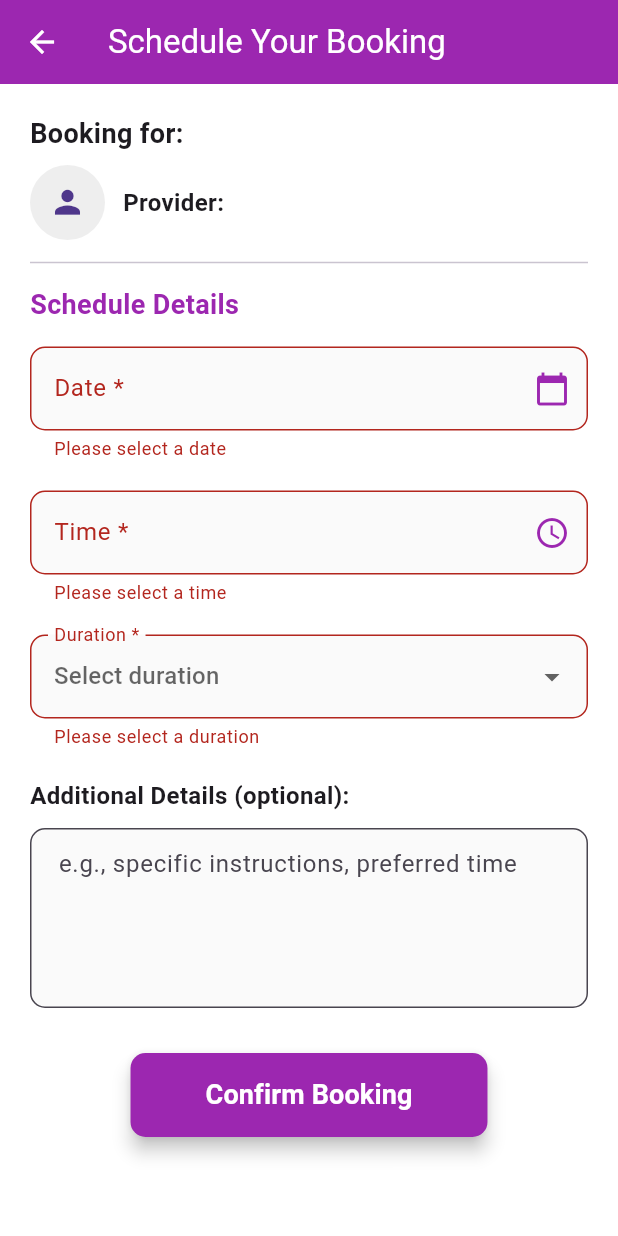
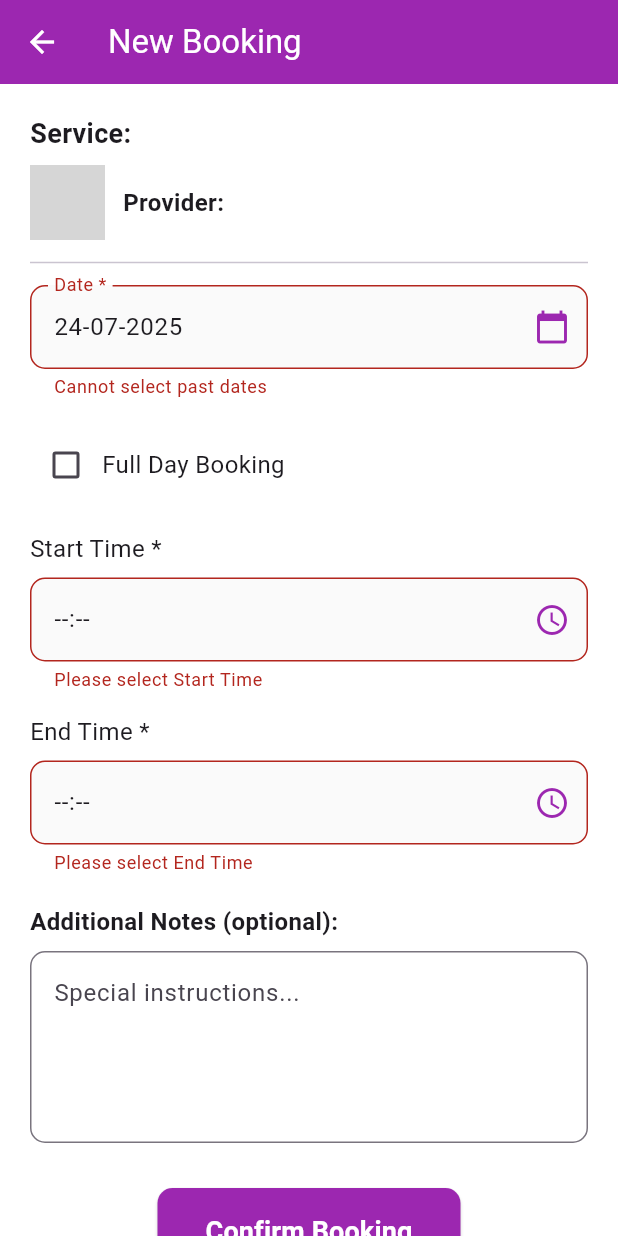
Before and after one commit to JobkWasswa/recess_group4_homeconnect_app, a Flutter app: the CreateBookingScreen screen opened directly with empty values, after a tap on "Confirm Booking", on a phone screen of 412 x 824 dp. Run offline on Flutter 3.47's test engine with Material 3 defaults, Android fonts, the phone set to English and light mode, and no system bars; our stand-ins replace cloud_firestore, cloud_functions, firebase_analytics, firebase_auth, firebase_core, firebase_messaging and 9 more; accounts and stored records are empty; network calls fail; grey boxes are pictures that could not be loaded.

Commit message:
finshed changing the calendar and booking screen"

```diff
--- a/lib/presentation/homeowner/pages/create_booking_screen.dart
+++ b/lib/presentation/homeowner/pages/create_booking_screen.dart
@@ -1,17 +1,21 @@
 import 'package:flutter/material.dart';
+import 'package:cloud_firestore/cloud_firestore.dart';
+import 'package:intl/intl.dart';
+import 'package:firebase_auth/firebase_auth.dart';
 import 'package:homeconnect/data/models/service_provider_modal.dart';
-import 'package:intl/intl.dart'; // For date formatting
 
 class CreateBookingScreen extends StatefulWidget {
   final ServiceProviderModel serviceProvider;
   final String serviceCategory;
-  final DateTime? initialDate; // ✅ New parameter
+  final DateTime initialDate;
+  final bool isReschedule; // Optional: For rescheduling flows
 
   const CreateBookingScreen({
     super.key,
     required this.serviceProvider,
     required this.serviceCategory,
-    this.initialDate, // ✅ Include in constructor
+    required this.initialDate,
+    this.isReschedule = false,
   });
 
   @override
@@ -19,16 +23,18 @@ class CreateBookingScreen extends StatefulWidget {
 }
 
 class _CreateBookingScreenState extends State<CreateBookingScreen> {
-  DateTime? _selectedDate;
-  TimeOfDay? _selectedTime;
-  String? _selectedDuration;
+  late DateTime _selectedDate;
+  TimeOfDay? _startTime;
+  TimeOfDay? _endTime;
+  bool _isFullDay = false;
+  bool _isLoading = false;
   final TextEditingController _notesController = TextEditingController();
-  final _formKey = GlobalKey<FormState>(); // Key for form validation
+  final _formKey = GlobalKey<FormState>();
 
   @override
   void initState() {
     super.initState();
-    _selectedDate = widget.initialDate; // ✅ Prefill date from calendar
+    _selectedDate = widget.initialDate;
   }
 
   @override
@@ -37,59 +43,109 @@ class _CreateBookingScreenState extends State<CreateBookingScreen> {
     super.dispose();
   }
 
+  // Combined date/time pickers from both screens
   Future<void> _selectDate(BuildContext context) async {
     final DateTime? picked = await showDatePicker(
       context: context,
-      initialDate: _selectedDate ?? DateTime.now(),
+      initialDate: _selectedDate,
       firstDate: DateTime.now(),
-      lastDate: DateTime(DateTime.now().year + 5),
+      lastDate: DateTime.now().add(const Duration(days: 365)),
     );
     if (picked != null && picked != _selectedDate) {
+      setState(() => _selectedDate = picked);
+    }
+  }
+
+  Future<void> _selectTime(BuildContext context, bool isStartTime) async {
+    final TimeOfDay? picked = await showTimePicker(
+      context: context,
+      initialTime: (isStartTime ? _startTime : _endTime) ?? TimeOfDay.now(),
+    );
+    if (picked != null) {
       setState(() {
-        _selectedDate = picked;
+        if (isStartTime) {
+          _startTime = picked;
+        } else {
+          _endTime = picked;
+          // Auto-validate time range
+          if (_startTime != null && _isEndTimeBeforeStart()) {
+            ScaffoldMessenger.of(context).showSnackBar(
+              const SnackBar(content: Text('End time must be after start time')),
+            );
+          }
+        }
       });
     }
   }
 
-  Future<void> _selectTime(BuildContext context) async {
-    final TimeOfDay? picked = await showTimePicker(
-      context: context,
-      initialTime: _selectedTime ?? TimeOfDay.now(),
-    );
-    if (picked != null && picked != _selectedTime) {
-      setState(() {
-        _selectedTime = picked;
-      });
-    }
+  bool _isEndTimeBeforeStart() {
+    return _endTime!.hour < _startTime!.hour ||
+          (_endTime!.hour == _startTime!.hour && _endTime!.minute <= _startTime!.minute);
   }
 
-  void _confirmBooking() {
-    if (_formKey.currentState!.validate()) {
-      if (_selectedDate == null ||
-          _selectedTime == null ||
-          _selectedDuration == null) {
+  Future<void> _submitBooking() async {
+    if (!_formKey.currentState!.validate()) return;
+
+    // Time validation for partial-day bookings
+    if (!_isFullDay && (_startTime == null || _endTime == null)) {
       ScaffoldMessenger.of(context).showSnackBar(
-          const SnackBar(
-            content: Text('Please select a date, time, and duration.'),
-          ),
+        const SnackBar(content: Text('Please select both start and end times')),
       );
       return;
     }
 
-      final DateTime scheduledDateTime = DateTime(
-        _selectedDate!.year,
-        _selectedDate!.month,
-        _selectedDate!.day,
-        _selectedTime!.hour,
-        _selectedTime!.minute,
+    if (!_isFullDay && _isEndTimeBeforeStart()) {
+      ScaffoldMessenger.of(context).showSnackBar(
+        const SnackBar(content: Text('End time must be after start time')),
       );
+      return;
+    }
 
-      Navigator.pop(context, {
-        'scheduledDate': scheduledDateTime,
-        'scheduledTimeDisplay': _selectedTime?.format(context),
-        'duration': _selectedDuration,
-        'notes': _notesController.text,
-      });
+    setState(() => _isLoading = true);
+
+    try {
+      final user = FirebaseAuth.instance.currentUser;
+      if (user == null) throw Exception('User not authenticated');
+
+      final bookingData = {
+        'userId': user.uid,
+        'serviceProviderId': widget.serviceProvider.id,
+        'serviceCategory': widget.serviceCategory,
+        'date': Timestamp.fromDate(_selectedDate),
+        'isFullDay': _isFullDay,
+        'notes': _notesController.text.trim(),
+        'status': 'confirmed',
+        'createdAt': Timestamp.now(),
+        if (!_isFullDay) ...{
+          'startTime': _startTime!.format(context),
+          'endTime': _endTime!.format(context),
+          'startTimeMinutes': _startTime!.hour * 60 + _startTime!.minute,
+          'endTimeMinutes': _endTime!.hour * 60 + _endTime!.minute,
+        },
+        'providerName': widget.serviceProvider.name,
+        'providerPhoto': widget.serviceProvider.profilePhoto,
+      };
+
+      await FirebaseFirestore.instance.collection('bookings').add(bookingData);
+
+      if (mounted) {
+        Navigator.pop(context, true); // Return success
+        ScaffoldMessenger.of(context).showSnackBar(
+          SnackBar(content: Text(widget.isReschedule
+              ? 'Booking rescheduled successfully'
+              : 'Booking created successfully')),
+        );
+      }
+    } on FirebaseException catch (e) {
+      ScaffoldMessenger.of(context).showSnackBar(
+        SnackBar(content: Text('Firebase error: ${e.message}')),
+      );
+    } catch (e) {
+      ScaffoldMessenger.of(context).showSnackBar(
+        SnackBar(content: Text('Error: ${e.toString()}')),
+      );
+    } finally {
+      if (mounted) setState(() => _isLoading = false);
     }
   }
 
@@ -97,228 +153,191 @@ class _CreateBookingScreenState extends State<CreateBookingScreen> {
   Widget build(BuildContext context) {
     return Scaffold(
       appBar: AppBar(
-        title: const Text('Schedule Your Booking'),
+        title: Text(widget.isReschedule ? 'Reschedule Booking' : 'New Booking'),
         backgroundColor: Colors.purple,
         foregroundColor: Colors.white,
       ),
       body: SingleChildScrollView(
-        padding: const EdgeInsets.all(20.0),
+        padding: const EdgeInsets.all(20),
         child: Form(
           key: _formKey,
           child: Column(
             crossAxisAlignment: CrossAxisAlignment.start,
             children: [
+              // Service Provider Header (from first screen)
+              _buildProviderHeader(),
+              const Divider(height: 30),
+
+              // Date Picker
+              _buildDatePicker(),
+              const SizedBox(height: 20),
+
+              // Full Day Toggle (from second screen)
+              _buildFullDayToggle(),
+              const SizedBox(height: 20),
+
+              // Time Pickers (conditionally shown)
+              if (!_isFullDay) ...[
+                _buildTimePicker(label: 'Start Time', time: _startTime, isStart: true),
+                const SizedBox(height: 15),
+                _buildTimePicker(label: 'End Time', time: _endTime, isStart: false),
+                const SizedBox(height: 20),
+              ],
+
+              // Notes Field (from first screen)
+              _buildNotesField(),
+              const SizedBox(height: 30),
+
+              // Submit Button
+              _buildSubmitButton(),
+            ],
+          ),
+        ),
+      ),
+    );
+  }
+
+  // Reusable Widget Components
+  Widget _buildProviderHeader() {
+    return Column(
+      crossAxisAlignment: CrossAxisAlignment.start,
+      children: [
         Text(
-                'Booking for: ${widget.serviceCategory}',
-                style: const TextStyle(
-                  fontSize: 18,
-                  fontWeight: FontWeight.bold,
-                ),
+          'Service: ${widget.serviceCategory}',
+          style: const TextStyle(fontSize: 18, fontWeight: FontWeight.bold),
         ),
         const SizedBox(height: 8),
         Row(
           children: [
             CircleAvatar(
               radius: 25,
-                    backgroundColor: Colors.grey[200],
-                    child:
-                        widget.serviceProvider.profilePhoto != null
-                            ? ClipOval(
-                              child: Image.network(
-                                widget.serviceProvider.profilePhoto!,
-                                width: 50,
-                                height: 50,
-                                fit: BoxFit.cover,
-                                errorBuilder:
-                                    (context, error, stack) =>
-                                        const Icon(Icons.person, size: 25),
-                              ),
-                            )
-                            : const Icon(Icons.person, size: 25),
+              backgroundImage: widget.serviceProvider.profilePhoto != null
+                  ? NetworkImage(widget.serviceProvider.profilePhoto!)
+                  : null,
+              child: widget.serviceProvider.profilePhoto == null
+                  ? const Icon(Icons.person, size: 25)
+                  : null,
             ),
             const SizedBox(width: 12),
             Text(
               'Provider: ${widget.serviceProvider.name}',
-                    style: const TextStyle(
-                      fontSize: 16,
-                      fontWeight: FontWeight.bold,
-                    ),
+              style: const TextStyle(fontSize: 16, fontWeight: FontWeight.bold),
             ),
           ],
         ),
-              const Divider(height: 30),
-              const Text(
-                'Schedule Details',
-                style: TextStyle(
-                  fontSize: 18,
-                  fontWeight: FontWeight.bold,
-                  color: Colors.purple,
-                ),
-              ),
-              const SizedBox(height: 15),
+      ],
+    );
+  }
 
-              // Date Picker
-              GestureDetector(
+  Widget _buildDatePicker() {
+    return GestureDetector(
       onTap: () => _selectDate(context),
       child: AbsorbPointer(
         child: TextFormField(
           controller: TextEditingController(
-                      text:
-                          _selectedDate == null
-                              ? ''
-                              : DateFormat('dd-MM-yyyy').format(_selectedDate!),
+            text: DateFormat('dd-MM-yyyy').format(_selectedDate),
           ),
           decoration: InputDecoration(
             labelText: 'Date *',
-                      hintText: 'Select date',
-                      border: OutlineInputBorder(
-                        borderRadius: BorderRadius.circular(10),
-                      ),
-                      suffixIcon: const Icon(
-                        Icons.calendar_today,
-                        color: Colors.purple,
-                      ),
+            border: OutlineInputBorder(borderRadius: BorderRadius.circular(10)),
+            suffixIcon: const Icon(Icons.calendar_today, color: Colors.purple),
             filled: true,
             fillColor: Colors.grey[50],
           ),
+          validator: (value) => _selectedDate.isBefore(DateTime.now())
+              ? 'Cannot select past dates'
+              : null,
           readOnly: true,
-                    validator: (value) {
-                      if (_selectedDate == null) {
-                        return 'Please select a date';
+        ),
+      ),
+    );
   }
-                      return null;
-                    },
+
+  Widget _buildFullDayToggle() {
+    return Row(
+      children: [
+        Checkbox(
+          value: _isFullDay,
+          onChanged: (val) => setState(() {
+            _isFullDay = val!;
+            if (_isFullDay) {
+              _startTime = null;
+              _endTime = null;
+            }
+          }),
+        ),
+        const Text('Full Day Booking', style: TextStyle(fontSize: 16)),
+      ],
+    );
+  }
+
+  Widget _buildTimePicker({required String label, required TimeOfDay? time, required bool isStart}) {
+    return Column(
+      crossAxisAlignment: CrossAxisAlignment.start,
+      children: [
+        Text('$label *', style: const TextStyle(fontSize: 16)),
+        const SizedBox(height: 8),
+        GestureDetector(
+          onTap: () => _selectTime(context, isStart),
+          child: AbsorbPointer(
+            child: TextFormField(
+              controller: TextEditingController(
+                text: time?.format(context) ?? '--:--',
+              ),
+              decoration: InputDecoration(
+                hintText: 'Select $label',
+                border: OutlineInputBorder(borderRadius: BorderRadius.circular(10)),
+                suffixIcon: const Icon(Icons.access_time, color: Colors.purple),
+                filled: true,
+                fillColor: Colors.grey[50],
+              ),
+              validator: (value) => !_isFullDay && time == null
+                  ? 'Please select $label'
+                  : null,
+              readOnly: true,
             ),
           ),
         ),
-              const SizedBox(height: 20),
 
-              // Time Picker
-              GestureDetector(
-                onTap: () => _selectTime(context),
-                child: AbsorbPointer(
-                  child: TextFormField(
-                    controller: TextEditingController(
-                      text:
-                          _selectedTime == null
-                              ? ''
-                              : _selectedTime!.format(context),
-                    ),
+      ],
+    );
+  }
+
+  Widget _buildNotesField() {
+    return Column(
+      crossAxisAlignment: CrossAxisAlignment.start,
+      children: [
+        const Text('Additional Notes (optional):',
+            style: TextStyle(fontSize: 16, fontWeight: FontWeight.bold)),
+        const SizedBox(height: 8),
+        TextField(
+          controller: _notesController,
+          maxLines: 4,
           decoration: InputDecoration(
-                      labelText: 'Time *',
-                      hintText: 'Select time',
-                      border: OutlineInputBorder(
-                        borderRadius: BorderRadius.circular(10),
-                      ),
-                      suffixIcon: const Icon(
-                        Icons.access_time,
-                        color: Colors.purple,
-                      ),
-                      filled: true,
-                      fillColor: Colors.grey[50],
-                    ),
-                    readOnly: true,
-                    validator: (value) {
-                      if (_selectedTime == null) {
-                        return 'Please select a time';
-                      }
-                      return null;
-                    },
+            hintText: 'Special instructions...',
+            border: OutlineInputBorder(borderRadius: BorderRadius.circular(10)),
           ),
         ),
-              ),
-              const SizedBox(height: 20),
+      ],
+    );
+  }
 
-              // Duration Dropdown
-              DropdownButtonFormField<String>(
-                value: _selectedDuration,
-                hint: const Text('Select duration'),
-                decoration: InputDecoration(
-                  labelText: 'Duration *',
-                  border: OutlineInputBorder(
-                    borderRadius: BorderRadius.circular(10),
-                  ),
-                  filled: true,
-                  fillColor: Colors.grey[50],
-                ),
-                items:
-                    <String>[
-                      '1 hour',
-                      '2 hours',
-                      '3 hours',
-                      'Half day (4 hours)',
-                      'Full day (8 hours)',
-                      'Custom',
-                    ].map<DropdownMenuItem<String>>((String value) {
-                      return DropdownMenuItem<String>(
-                        value: value,
-                        child: Text(value),
-                      );
-                    }).toList(),
-                onChanged: (String? newValue) {
-                  setState(() {
-                    _selectedDuration = newValue;
-                  });
-                },
-                validator: (value) {
-                  if (value == null || value.isEmpty) {
-                    return 'Please select a duration';
-                  }
-                  return null;
-                },
-              ),
-              const SizedBox(height: 20),
-
-              // Notes
-              const Text(
-                'Additional Details (optional):',
-                style: TextStyle(fontSize: 16, fontWeight: FontWeight.bold),
-              ),
-              const SizedBox(height: 10),
-              TextField(
-                controller: _notesController,
-                decoration: InputDecoration(
-                  hintText: 'e.g., specific instructions, preferred time',
-                  border: OutlineInputBorder(
-                    borderRadius: BorderRadius.circular(10),
-                  ),
-                  isDense: true,
-                  contentPadding: const EdgeInsets.symmetric(
-                    horizontal: 15,
-                    vertical: 12,
-                  ),
-                  filled: true,
-                  fillColor: Colors.grey[50],
-                ),
-                maxLines: 4,
-                keyboardType: TextInputType.multiline,
-              ),
-              const SizedBox(height: 30),
-
-              // Confirm Button
-              Center(
+  Widget _buildSubmitButton() {
+    return Center(
       child: ElevatedButton(
-                  onPressed: _confirmBooking,
+        onPressed: _isLoading ? null : _submitBooking,
         style: ElevatedButton.styleFrom(
           backgroundColor: Colors.purple,
           foregroundColor: Colors.white,
-                    padding: const EdgeInsets.symmetric(
-                      horizontal: 50,
-                      vertical: 15,
+          padding: const EdgeInsets.symmetric(horizontal: 32, vertical: 16),
+          shape: RoundedRectangleBorder(
+            borderRadius: BorderRadius.circular(10)),
         ),
-                    shape: RoundedRectangleBorder(
-                      borderRadius: BorderRadius.circular(10),
-                    ),
-                    elevation: 5,
-                  ),
-                  child: const Text(
-                    'Confirm Booking',
-                    style: TextStyle(fontSize: 18, fontWeight: FontWeight.bold),
-                  ),
-                ),
-              ),
-            ],
-          ),
+        child: _isLoading
+            ? const CircularProgressIndicator(color: Colors.white)
+            : Text(
+                widget.isReschedule ? 'Reschedule Booking' : 'Confirm Booking',
+                style: const TextStyle(fontSize: 18, fontWeight: FontWeight.bold),
               ),
       ),
     );
--- a/lib/presentation/service_provider/pages/service_provider_calendar.dart
+++ b/lib/presentation/service_provider/pages/service_provider_calendar.dart
@@ -26,7 +26,7 @@ class _ServiceProviderCalendarScreenState
   bool _isLoading = true;
 
   final Map<DateTime, int> _bookingCounts = {};
-  final int maxDailyBookings = 4; // Customize this based on your logic
+  final int maxDailyBookings = 4;
 
   @override
   void initState() {
@@ -39,12 +39,12 @@ class _ServiceProviderCalendarScreenState
       final snapshot = await FirebaseFirestore.instance
           .collection('bookings')
           .where('serviceProviderId', isEqualTo: widget.provider.id)
-          .where('status', isEqualTo: 'confirmed')
           .get();
 
       final counts = <DateTime, int>{};
 
       for (var doc in snapshot.docs) {
+        if (!doc.data().containsKey('scheduledDate')) continue;
         final date = (doc['scheduledDate'] as Timestamp).toDate();
         final normalized = DateTime(date.year, date.month, date.day);
         counts[normalized] = (counts[normalized] ?? 0) + 1;
@@ -67,8 +67,10 @@ class _ServiceProviderCalendarScreenState
       _focusedDay = focusedDay;
     });
 
+    final normalizedDay =
+        DateTime(selectedDay.year, selectedDay.month, selectedDay.day);
     final isFullyBooked =
-        (_bookingCounts[selectedDay] ?? 0) >= maxDailyBookings;
+        (_bookingCounts[normalizedDay] ?? 0) >= maxDailyBookings;
 
     if (isFullyBooked) {
       ScaffoldMessenger.of(context).showSnackBar(
@@ -83,14 +85,13 @@ class _ServiceProviderCalendarScreenState
         builder: (_) => CreateBookingScreen(
           serviceProvider: widget.provider,
           serviceCategory: widget.category,
-          initialDate: selectedDay,
+          initialDate: normalizedDay,
         ),
       ),
     );
 
     if (result != null) {
-      // Optionally reload data
-      fetchBookingCounts();
+      fetchBookingCounts(); // refresh after booking
     }
   }
 
@@ -106,6 +107,7 @@ class _ServiceProviderCalendarScreenState
 
   Widget _buildLegendItem(Color color, String label) {
     return Row(
+      mainAxisSize: MainAxisSize.min,
       children: [
         Container(width: 12, height: 12, decoration: BoxDecoration(color: color, shape: BoxShape.circle)),
         const SizedBox(width: 6),
@@ -116,7 +118,7 @@ class _ServiceProviderCalendarScreenState
 
   Widget _buildLegend() {
     return Padding(
-      padding: const EdgeInsets.all(12),
+      padding: const EdgeInsets.symmetric(vertical: 12),
       child: Wrap(
         spacing: 16,
         runSpacing: 8,
@@ -147,6 +149,7 @@ class _ServiceProviderCalendarScreenState
               ),
             _buildLegend(),
             Expanded(
+              child: SingleChildScrollView(
                 child: TableCalendar(
                   firstDay: DateTime.now(),
                   lastDay: DateTime.now().add(const Duration(days: 60)),
@@ -176,9 +179,13 @@ class _ServiceProviderCalendarScreenState
                           shape: BoxShape.circle,
                         ),
                         alignment: Alignment.center,
-                      child: Text('${day.day}', style: const TextStyle(color: Colors.white)),
+                        child: Text(
+                          '${day.day}',
+                          style: const TextStyle(color: Colors.white),
+                        ),
                       );
                     },
+                  ),
                 ),
               ),
             ),
```
Lines whose indentation alone changed are shown as unchanged.
